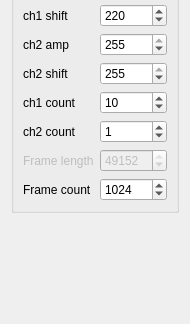
The window that dragon.ui (omega-photonics/dragon-py-refwatcher) describes before a commit, drawn with Qt 5; both pictures show x 0 to 190 and y 164 to 488 of the 190 by 488 pixel window.
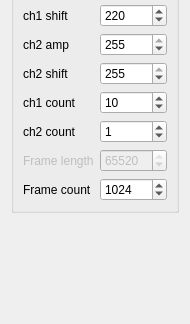
The same window after the commit.

```diff
--- a/dragon.ui
+++ b/dragon.ui
@@ -144,16 +144,16 @@
          <bool>false</bool>
         </property>
         <property name="minimum">
-         <number>1500</number>
+         <number>1200</number>
         </property>
         <property name="maximum">
-         <number>49152</number>
+         <number>65520</number>
         </property>
         <property name="singleStep">
          <number>6</number>
         </property>
         <property name="value">
-         <number>49152</number>
+         <number>65520</number>
         </property>
        </widget>
       </item>
```
Left out of the diff: 2 changed lines with no effect on the pictures.
